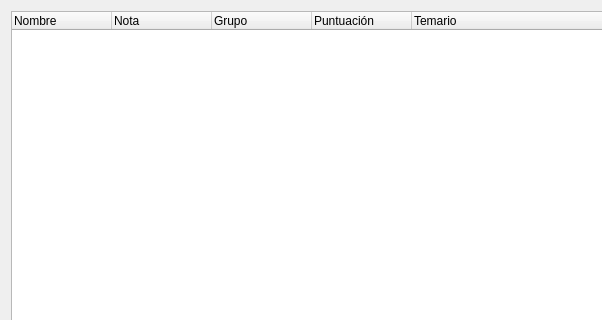
First picture: the form in qtui/ui/page5_results.ui, repository matcom/autoexam, before the edit; both pictures show x 0 to 602 and y 0 to 320 of the 766 by 578 pixel window.
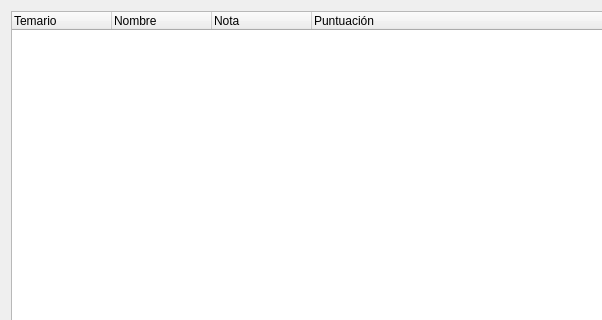
Second picture: the form after the edit.

Commit message: Change some columns for results view

What changed in the file:
```diff
--- a/qtui/ui/page5_results.ui
+++ b/qtui/ui/page5_results.ui
@@ -16,6 +16,11 @@
   <layout class="QGridLayout" name="gridLayout">
    <item row="0" column="0" rowspan="2">
     <widget class="QTreeWidget" name="treeWidget">
+     <column>
+      <property name="text">
+       <string>Temario</string>
+      </property>
+     </column>
      <column>
       <property name="text">
        <string>Nombre</string>
@@ -26,21 +31,11 @@
        <string>Nota</string>
       </property>
      </column>
-     <column>
-      <property name="text">
-       <string>Grupo</string>
-      </property>
-     </column>
      <column>
       <property name="text">
        <string>Puntuación</string>
       </property>
      </column>
-     <column>
-      <property name="text">
-       <string>Temario</string>
-      </property>
-     </column>
     </widget>
    </item>
    <item row="0" column="1">
```
